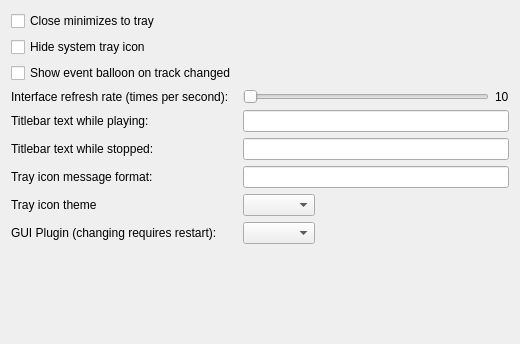
Qt form preferencesWidgets/InterfacePreferencesWidget.ui (cmpute/deadbeef-qt5) before a commit.
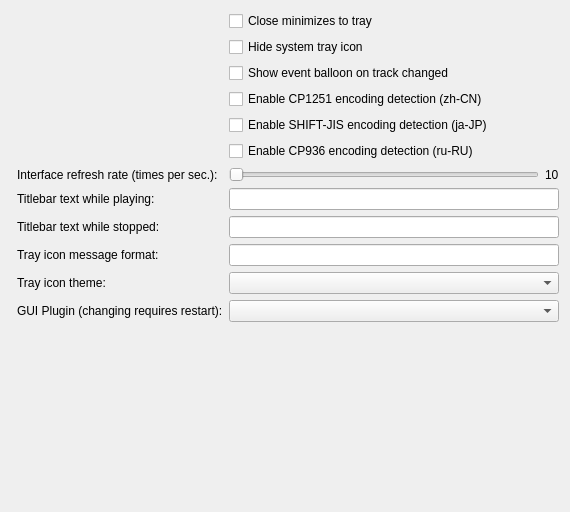
The same form after that commit.

Commit message: add option entry for tag encoding detection

Patch:
```diff
--- a/preferencesWidgets/InterfacePreferencesWidget.ui
+++ b/preferencesWidgets/InterfacePreferencesWidget.ui
@@ -6,43 +6,65 @@
    <rect>
     <x>0</x>
     <y>0</y>
-    <width>520</width>
-    <height>344</height>
+    <width>570</width>
+    <height>512</height>
    </rect>
   </property>
   <layout class="QFormLayout" name="formLayout">
    <property name="fieldGrowthPolicy">
     <enum>QFormLayout::ExpandingFieldsGrow</enum>
    </property>
-   <item row="1" column="0">
-    <widget class="QCheckBox" name="minimizeCheckBox">
-     <property name="text">
-      <string>Close minimizes to tray</string>
-     </property>
-    </widget>
-   </item>
-   <item row="2" column="0">
+   <item row="0" column="1">
+    <layout class="QGridLayout" name="gridLayout_2">
+     <item row="1" column="1">
     <widget class="QCheckBox" name="hideTrayCheckBox">
+       <property name="layoutDirection">
+        <enum>Qt::LeftToRight</enum>
+       </property>
      <property name="text">
       <string>Hide system tray icon</string>
      </property>
     </widget>
    </item>
-   <item row="4" column="0">
-    <widget class="QCheckBox" name="switchTrackInfoCheckBox">
+     <item row="7" column="0">
+      <widget class="QLabel" name="titlebarPlayingLabel">
      <property name="text">
-      <string>Show event balloon on track changed</string>
+        <string>Titlebar text while playing:</string>
      </property>
     </widget>
    </item>
-   <item row="5" column="0">
-    <widget class="QLabel" name="refreshRateLabel">
+     <item row="4" column="1">
+      <widget class="QCheckBox" name="DetectShiftJISCheckBox">
+       <property name="layoutDirection">
+        <enum>Qt::LeftToRight</enum>
+       </property>
      <property name="text">
-      <string>Interface refresh rate (times per second):</string>
+        <string>Enable SHIFT-JIS encoding detection (ja-JP)</string>
      </property>
     </widget>
    </item>
-   <item row="5" column="1">
+     <item row="11" column="0">
+      <widget class="QLabel" name="guiPluginLabel">
+       <property name="text">
+        <string>GUI Plugin (changing requires restart):</string>
+       </property>
+      </widget>
+     </item>
+     <item row="7" column="1">
+      <widget class="QLineEdit" name="titlebarPlayingLineEdit">
+       <property name="text">
+        <string notr="true"/>
+       </property>
+      </widget>
+     </item>
+     <item row="8" column="0">
+      <widget class="QLabel" name="titlebarStoppedLabel">
+       <property name="text">
+        <string>Titlebar text while stopped:</string>
+       </property>
+      </widget>
+     </item>
+     <item row="6" column="1">
     <layout class="QHBoxLayout" name="horizontalLayout">
      <item>
       <widget class="QSlider" name="refreshRateSlider">
@@ -66,59 +88,94 @@
      </item>
     </layout>
    </item>
-   <item row="6" column="0">
-    <widget class="QLabel" name="titlebarPlayingLabel">
+     <item row="3" column="1">
+      <widget class="QCheckBox" name="DetectCP1251CheckBox">
+       <property name="layoutDirection">
+        <enum>Qt::LeftToRight</enum>
+       </property>
      <property name="text">
-      <string>Titlebar text while playing:</string>
+        <string>Enable CP1251 encoding detection (zh-CN)</string>
      </property>
     </widget>
    </item>
-   <item row="6" column="1">
-    <widget class="QLineEdit" name="titlebarPlayingLineEdit">
+     <item row="9" column="1">
+      <widget class="QLineEdit" name="trayIconMsgFormatLineEdit">
      <property name="text">
       <string notr="true"/>
      </property>
     </widget>
    </item>
-   <item row="7" column="0">
-    <widget class="QLabel" name="titlebarStoppedLabel">
-     <property name="text">
-      <string>Titlebar text while stopped:</string>
-     </property>
-    </widget>
-   </item>
-   <item row="7" column="1">
+     <item row="11" column="1">
+      <widget class="QComboBox" name="guiPluginComboBox"/>
+     </item>
+     <item row="8" column="1">
     <widget class="QLineEdit" name="titlebarStoppedLineEdit">
      <property name="text">
       <string notr="true"/>
      </property>
     </widget>
    </item>
-   <item row="8" column="0">
+     <item row="2" column="1">
+      <widget class="QCheckBox" name="switchTrackInfoCheckBox">
+       <property name="layoutDirection">
+        <enum>Qt::LeftToRight</enum>
+       </property>
+       <property name="text">
+        <string>Show event balloon on track changed</string>
+       </property>
+      </widget>
+     </item>
+     <item row="10" column="0">
+      <widget class="QLabel" name="TrayIconThemeLabel">
+       <property name="text">
+        <string>Tray icon theme:</string>
+       </property>
+      </widget>
+     </item>
+     <item row="9" column="0">
     <widget class="QLabel" name="trayIconMessageLabel">
      <property name="text">
       <string>Tray icon message format:</string>
      </property>
     </widget>
    </item>
-   <item row="8" column="1">
-    <widget class="QLineEdit" name="trayIconMsgFormatLineEdit">
+     <item row="5" column="1">
+      <widget class="QCheckBox" name="DetectCP936CheckBox">
+       <property name="layoutDirection">
+        <enum>Qt::LeftToRight</enum>
+       </property>
      <property name="text">
-      <string notr="true"/>
+        <string>Enable CP936 encoding detection (ru-RU)</string>
      </property>
     </widget>
    </item>
-   <item row="13" column="0">
-    <widget class="QLabel" name="guiPluginLabel">
+     <item row="10" column="1">
+      <widget class="QComboBox" name="TrayIconThemeComboBox">
+       <property name="editable">
+        <bool>false</bool>
+       </property>
+      </widget>
+     </item>
+     <item row="6" column="0">
+      <widget class="QLabel" name="refreshRateLabel">
      <property name="text">
-      <string>GUI Plugin (changing requires restart):</string>
+        <string>Interface refresh rate (times per sec.):</string>
      </property>
     </widget>
    </item>
-   <item row="13" column="1">
-    <widget class="QComboBox" name="guiPluginComboBox"/>
-   </item>
-   <item row="14" column="0" colspan="2">
+     <item row="0" column="1">
+      <widget class="QCheckBox" name="minimizeCheckBox">
+       <property name="layoutDirection">
+        <enum>Qt::LeftToRight</enum>
+       </property>
+       <property name="text">
+        <string>Close minimizes to tray</string>
+       </property>
+      </widget>
+     </item>
+    </layout>
+   </item>
+   <item row="18" column="0" colspan="2">
     <spacer name="verticalSpacer_2">
      <property name="orientation">
       <enum>Qt::Vertical</enum>
@@ -131,20 +188,6 @@
      </property>
     </spacer>
    </item>
-   <item row="12" column="1">
-    <widget class="QComboBox" name="TrayIconThemeComboBox">
-     <property name="editable">
-      <bool>false</bool>
-     </property>
-    </widget>
-   </item>
-   <item row="12" column="0">
-    <widget class="QLabel" name="TrayIconThemeLabel">
-     <property name="text">
-      <string>Tray icon theme</string>
-     </property>
-    </widget>
-   </item>
   </layout>
  </widget>
  <resources/>
```
Lines whose indentation alone changed are shown as unchanged. The commit also changes 4 other files.
